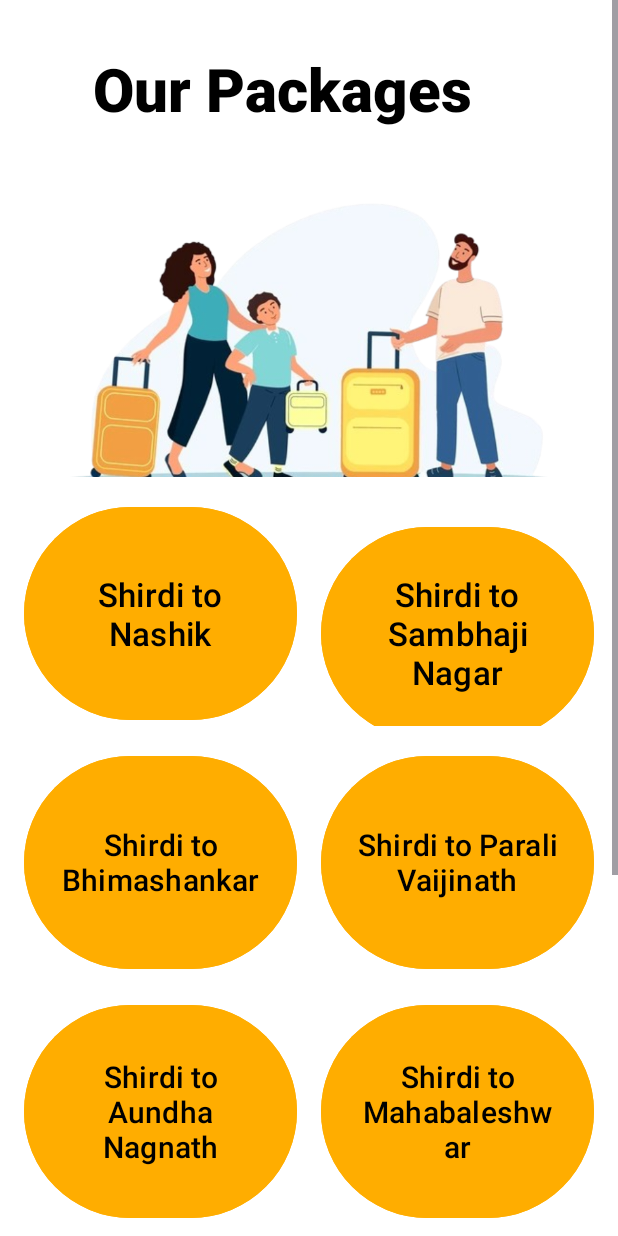
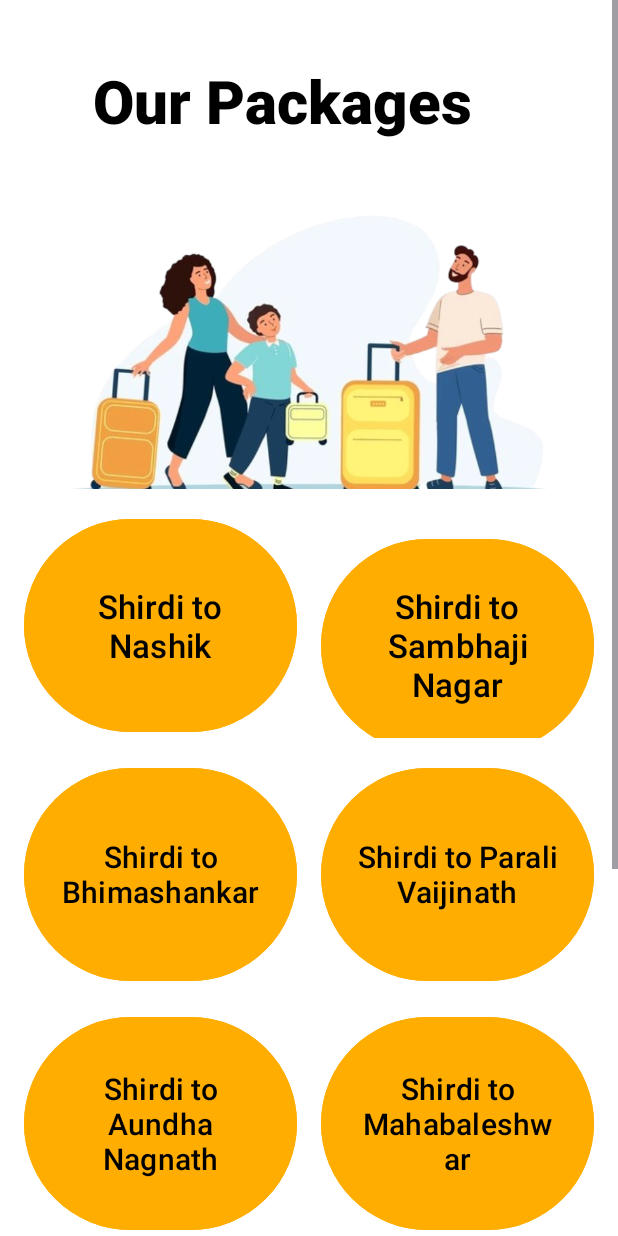
Before and after one commit to SakshiSapike/SaiSeva, an Android app: the OurServices screen opened directly, with no data from a screen before it, on a phone screen of 412 x 824 dp. Run offline under Robolectric (Android 15) with nearby library versions, the phone set to English and light mode, and no system bars.

Commit message:
Working on Project

```diff
--- a/app/src/main/res/layout/activity_our_services.xml
+++ b/app/src/main/res/layout/activity_our_services.xml
@@ -26,6 +26,7 @@
                 android:layout_height="wrap_content"
                 android:layout_marginLeft="30dp"
                 android:layout_marginRight="30dp"
+                android:layout_marginTop="8dp"
                 android:fontFamily="sans-serif-medium"
                 android:gravity="center"
                 android:padding="16dp"
@@ -46,9 +47,6 @@
                 android:scaleType="centerCrop"
                 app:srcCompat="@drawable/sevices"
                 tools:ignore="ContentDescription" />
-
-            <!-- Row 1 -->
-
             <!-- Row 1 -->
             <LinearLayout
                 android:layout_width="match_parent"
```
